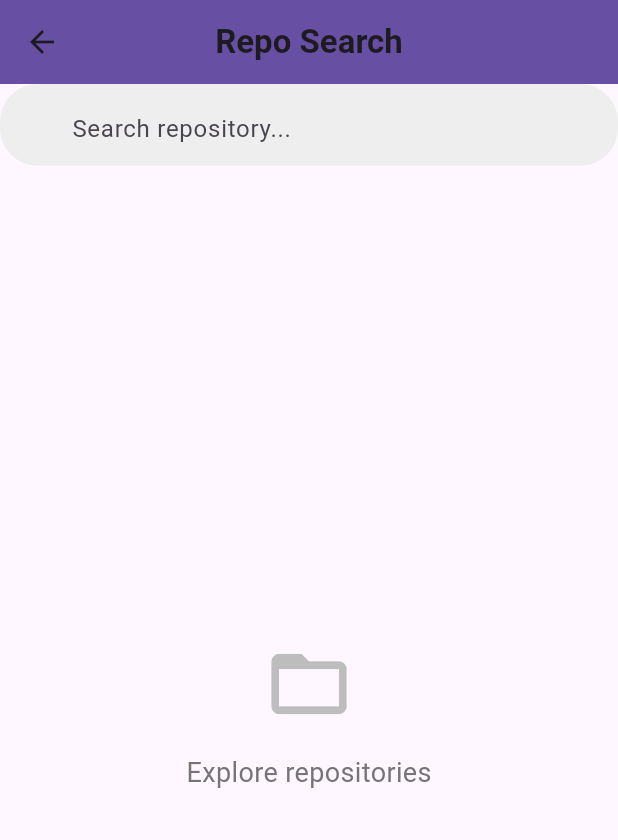
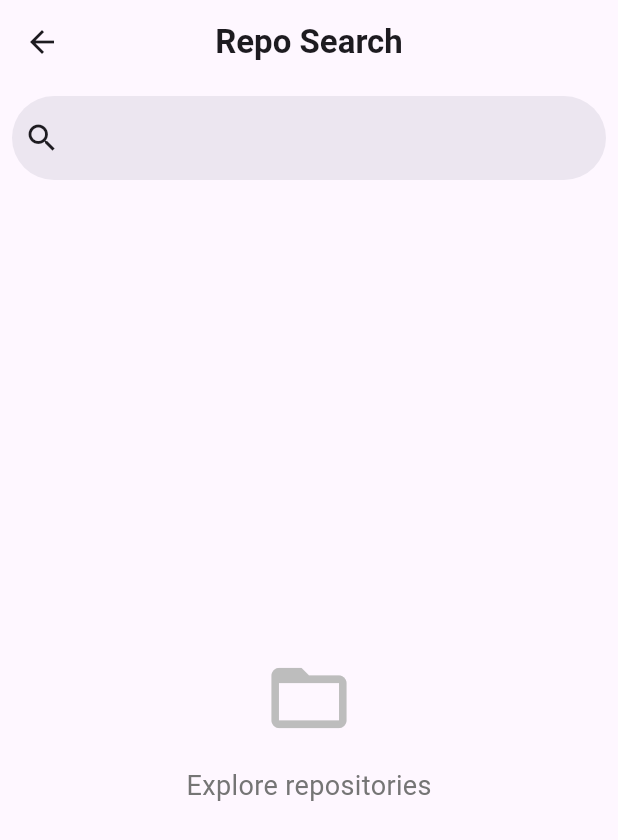
Before and after one commit to LOVELESSG/github_search_flutter, a Flutter app: the HomePage screen opened directly, on a phone screen of 412 x 824 dp. Shown: the top 840 px of the screen. Run offline on Flutter 3.47's test engine with Material 3 defaults, Android fonts, the phone set to English and light mode, and no system bars; missing offline and left inert: flutter_quill.

Commit message:
optimize the homepage UI

```diff
--- a/lib/home.dart
+++ b/lib/home.dart
@@ -66,36 +66,27 @@ class _HomePageState extends State<HomePage> {
           style: TextStyle(fontWeight: FontWeight.bold),
         ),
         centerTitle: true,
-        backgroundColor: Theme.of(context).primaryColor,
+        //backgroundColor: Theme.of(context).primaryColor,
         elevation: 0,
       ),
       body: Column(
         children: <Widget>[
-          TextField(
-            controller: _searchController,
-            decoration: InputDecoration(
-              hintText: 'Search repository...',
-              prefix: Icon(Icons.search),
-              suffixIcon:
-                  _isSearching && _searchText.isNotEmpty
-                      ? IconButton(
-                        onPressed: _stopSearching,
-                        icon: Icon(Icons.clear),
-                      )
-                      : null,
-              border: OutlineInputBorder(
-                borderRadius: BorderRadius.circular(25.0),
-                borderSide: BorderSide.none,
-              ),
-              filled: true,
-              fillColor: Colors.grey[200],
-              contentPadding: EdgeInsets.symmetric(
-                horizontal: 20,
-                vertical: 12,
-              ),
+          Container(
+            padding: EdgeInsets.all(8.0),
+            child: SearchBar(
+              controller: _searchController,
+              leading: const Icon(Icons.search),
+              trailing: [
+                if (_searchText.isNotEmpty)
+                  IconButton(
+                    onPressed: _stopSearching,
+                    icon: const Icon(Icons.clear),
+                  ),
+              ],
+              elevation: WidgetStateProperty.all(0),
+              onChanged: _updateSearch,
+              onSubmitted: _searchRepo,
             ),
-            onChanged: _updateSearch,
-            onSubmitted: _searchRepo,
           ),
           const SizedBox(height: 20.0),
           if (_isSearching)
@@ -148,65 +139,6 @@ class _HomePageState extends State<HomePage> {
             ),
         ],
       ),
-      /*body: SafeArea(
-        child: ListView(
-          padding: EdgeInsets.symmetric(horizontal: 24.0),
-          children: <Widget>[
-            const SizedBox(height: 200.0),
-            Text(
-              'Repo Search',
-              style: Theme.of(context).textTheme.headlineLarge,
-            ),
-            SearchBar(
-              controller: _searchController,
-              hintText: 'Search...',
-              onChanged: _updateSearch,
-              onSubmitted: _searchRepo,
-              leading: const Icon(Icons.search),
-              trailing: [
-                IconButton(
-                  onPressed: _stopSearching,
-                  icon: const Icon(Icons.clear),
-                ),
-              ],
-            ),
-            const SizedBox(height: 30.0),
-            if (_isSearching)
-              for (int i = 0; i < _searchResults.length; i++)
-                GestureDetector(
-                  onTap: () {
-                    Navigator.push(
-                      context,
-                      MaterialPageRoute(
-                        builder: (context) => const RepoDetail(),
-                      ),
-                    );
-                  },
-                  child: Text(_searchResults[i]),
-                )
-            */
-      /*Column(
-                children: <Widget>[
-                  //for (int i = 0; i<_searchResults.length; i++) Text(_searchResults[i]),
-                  ListView.builder(
-                    itemCount: _searchResults.length,
-                    itemBuilder: (context, index) {
-                      return ListTile(title: Text(_searchResults[index], style: Theme.of(context).textTheme.headlineLarge,));
-                    },
-                  ),
-                ],
-              )*/
-      /*
-            else
-              Text('data'),
-            */
-      /*_isSearching && _searchResults.isNotEmpty
-                ? Text(_searchResults.length.toString())
-                : Text('data'),*/
-      /*
-          ],
-        ),
-      ),*/
     );
   }
 }
--- a/lib/main.dart
+++ b/lib/main.dart
@@ -6,33 +6,8 @@ void main() {
   runApp(const MyApp());
 }
 
-/*class MyApp extends StatelessWidget {
-  const MyApp({super.key});
-
-  // This widget is the root of your application.
-  @override
-  Widget build(BuildContext context) {
-    return MaterialApp(
-      title: 'Flutter Demo',
-      theme: ThemeData(
-        colorScheme: ColorScheme.fromSeed(seedColor: Colors.deepPurple),
-      ),
-      home: const MyHomePage(title: 'Flutter Demo Home Page'),
-    );
-  }
-}*/
-
 class MyHomePage extends StatefulWidget {
   const MyHomePage({super.key, required this.title});
-
-  // This widget is the home page of your application. It is stateful, meaning
-  // that it has a State object (defined below) that contains fields that affect
-  // how it looks.
-
-  // This class is the configuration for the state. It holds the values (in this
-  // case the title) provided by the parent (in this case the App widget) and
-  // used by the build method of the State. Fields in a Widget subclass are
-  // always marked "final".
 
   final String title;
 
@@ -45,50 +20,19 @@ class _MyHomePageState extends State<MyHomePage> {
 
   void _incrementCounter() {
     setState(() {
-      // This call to setState tells the Flutter framework that something has
-      // changed in this State, which causes it to rerun the build method below
-      // so that the display can reflect the updated values. If we changed
-      // _counter without calling setState(), then the build method would not be
-      // called again, and so nothing would appear to happen.
       _counter++;
     });
   }
 
   @override
   Widget build(BuildContext context) {
-    // This method is rerun every time setState is called, for instance as done
-    // by the _incrementCounter method above.
-    //
-    // The Flutter framework has been optimized to make rerunning build methods
-    // fast, so that you can just rebuild anything that needs updating rather
-    // than having to individually change instances of widgets.
     return Scaffold(
       appBar: AppBar(
-        // TRY THIS: Try changing the color here to a specific color (to
-        // Colors.amber, perhaps?) and trigger a hot reload to see the AppBar
-        // change color while the other colors stay the same.
         backgroundColor: Theme.of(context).colorScheme.inversePrimary,
-        // Here we take the value from the MyHomePage object that was created by
-        // the App.build method, and use it to set our appbar title.
         title: Text(widget.title),
       ),
       body: Center(
-        // Center is a layout widget. It takes a single child and positions it
-        // in the middle of the parent.
         child: Column(
-          // Column is also a layout widget. It takes a list of children and
-          // arranges them vertically. By default, it sizes itself to fit its
-          // children horizontally, and tries to be as tall as its parent.
-          //
-          // Column has various properties to control how it sizes itself and
-          // how it positions its children. Here we use mainAxisAlignment to
-          // center the children vertically; the main axis here is the vertical
-          // axis because Columns are vertical (the cross axis would be
-          // horizontal).
-          //
-          // TRY THIS: Invoke "debug painting" (choose the "Toggle Debug Paint"
-          // action in the IDE, or press "p" in the console), to see the
-          // wireframe for each widget.
           mainAxisAlignment: MainAxisAlignment.center,
           children: <Widget>[
             const Text('You have pushed the button this many times:'),
```
